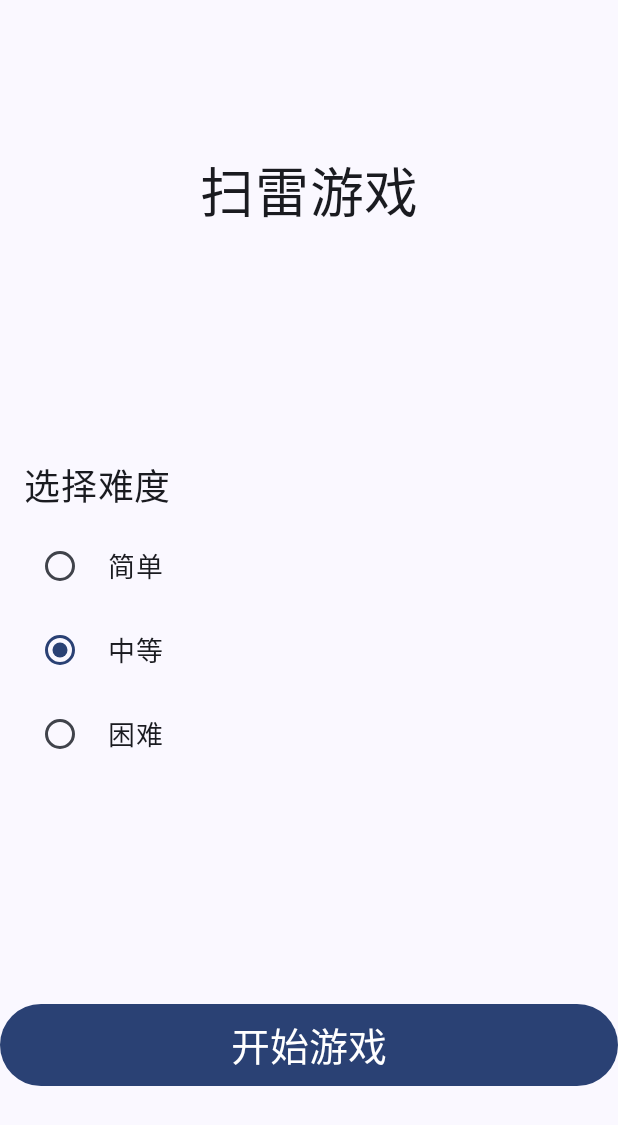
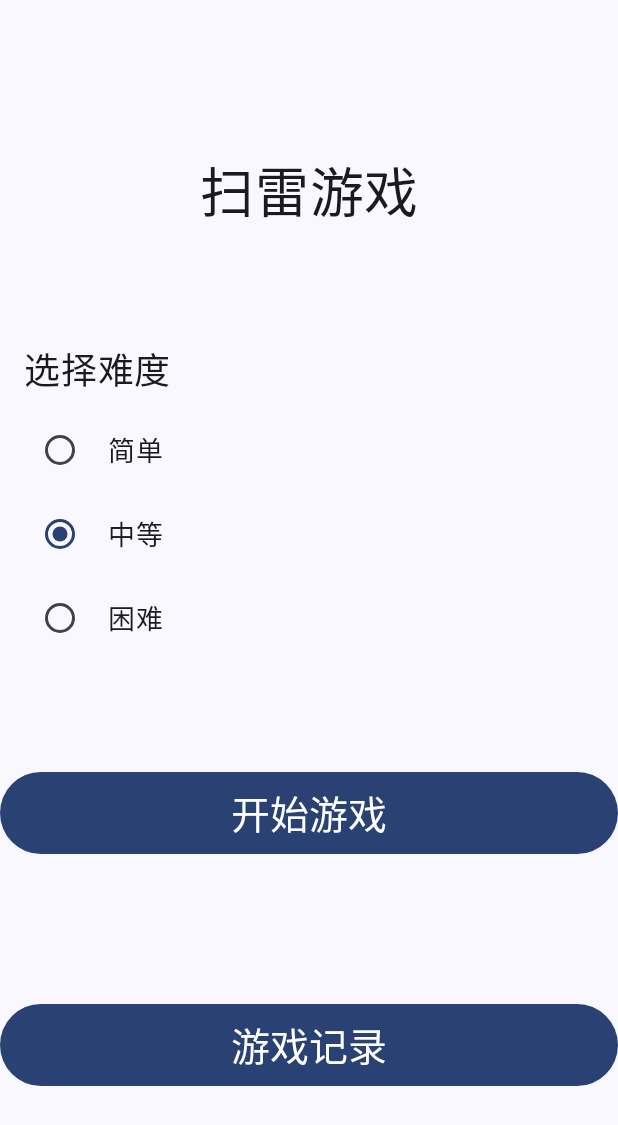
Before and after one commit to aski0006/-, an Android app built with Jetpack Compose: the screen it shows after launch (MainActivity), on a phone screen of 412 x 824 dp. Shown: the top 1125 px of the screen. Run offline under Robolectric (Android 15) with nearby library versions, the phone set to English and light mode, and no system bars.

Commit message:
更新GameActivity和ArchivesActivity两个页面，同时更新AndroidManifest.xml

```diff
--- a/SaoLei_Game/app/src/main/AndroidManifest.xml
+++ b/SaoLei_Game/app/src/main/AndroidManifest.xml
@@ -11,12 +11,16 @@
         android:roundIcon="@mipmap/ic_launcher_round"
         android:supportsRtl="true"
         android:theme="@style/Theme.Project"
-        tools:targetApi="31">
+        tools:targetApi="31"
+        tools:ignore="ObsoleteSdkInt">
+        <activity android:name=".GameActivity" />
+        <activity android:name=".ArchivesActivity" />
         <activity
             android:name=".MainActivity"
             android:exported="true"
             android:label="@string/app_name"
-            android:theme="@style/Theme.Project">
+            android:theme="@style/Theme.Project"
+            tools:ignore="RedundantLabel">
             <intent-filter>
                 <action android:name="android.intent.action.MAIN" />
 
--- a/SaoLei_Game/app/src/main/java/com/example/project/ui/theme/ArchivesActivity.kt
+++ b/SaoLei_Game/app/src/main/java/com/example/project/ArchivesActivity.kt
@@ -1,4 +1,4 @@
-package com.example.project.ui.theme
+package com.example.project
 
 import android.os.Bundle
 import androidx.activity.ComponentActivity
--- a/SaoLei_Game/app/src/main/java/com/example/project/MainActivity.kt
+++ b/SaoLei_Game/app/src/main/java/com/example/project/MainActivity.kt
@@ -53,41 +53,55 @@ enum class Difficulty(val gridSize: Int, val mineNumber: Int) {
     HARD(12, 20)
 }
 
+/**
+ * 主活动类，应用的入口点。
+ *
+ * 该类负责设置应用的主题，布局以及初始状态。它包含游戏标题、难度面板、开始游戏按钮和档案按钮。
+ */
 class MainActivity : ComponentActivity() {
+
+    /**
+     * 活动创建时调用。
+     *
+     * 在此方法中设置应用的界面，初始化状态，并定义用户交互的组件。
+     *
+     * @param savedInstanceState 如果活动之前被销毁并且正在重新创建，则此包裹中包含先前保存的状态。
+     */
     override fun onCreate(savedInstanceState: Bundle?) {
         super.onCreate(savedInstanceState)
-        enableEdgeToEdge()
+        enableEdgeToEdge() // 启用全屏边缘模式
+
         setContent {
-            ProjectTheme {
-                Scaffold(modifier = Modifier.fillMaxSize()) { innerPadding ->
-                    val context = LocalContext.current
-                    val difficulty = remember { mutableStateOf(Difficulty.MEDIUM) }
+            ProjectTheme { // 应用自定义主题
+                Scaffold(modifier = Modifier.fillMaxSize()) { innerPadding -> // 使用 Scaffold 安排内容
+                    val context = LocalContext.current // 获取当前上下文
+                    val difficulty = remember { mutableStateOf(Difficulty.MEDIUM) } // 初始难度状态为中等
+
                     Column(
                         modifier = Modifier
-                            .padding(innerPadding)
-                            .fillMaxSize(),
-                        horizontalAlignment = Alignment.CenterHorizontally
+                            .padding(innerPadding) // 设置内部填充
+                            .fillMaxSize(), // 填充满屏幕
+                        horizontalAlignment = Alignment.CenterHorizontally // 水平居中对齐内容
                     ) {
-                        Spacer(modifier = Modifier.height(100.dp)) // 距离顶部100.dp
+                        Spacer(modifier = Modifier.height(100.dp)) // 顶部间隙100.dp
 
-                        GameTitle()
+                        GameTitle() // 显示游戏标题
 
-                        Spacer(modifier = Modifier.weight(1f)) // 中间隔开
+                        Spacer(modifier = Modifier.weight(1f)) // 中间间隙，权重设置为1f
 
-                        DifficultyPanel(difficulty)
+                        DifficultyPanel(difficulty) // 显示难度选择面板
 
-                        Spacer(modifier = Modifier.weight(1f)) // 中间隔开
+                        Spacer(modifier = Modifier.weight(1f)) // 中间间隙，权重设置为1f
 
-                        GameStartButton(context, difficulty)
+                        GameStartButton(context, difficulty) // 显示开始游戏按钮
+
+                        ArchivesStartButton(context) // 显示查看游戏记录按钮
                     }
                 }
             }
         }
     }
 }
-
-
-
 
 
 @Composable
@@ -123,6 +137,14 @@ fun DifficultyPanel(difficulty: MutableState<Difficulty>) {
     }
 }
 
+/**
+ * 游戏开始按钮的可组合函数。
+ *
+ * 此函数创建一个按钮，点击后将启动游戏活动，并将当前的难度状态参数传递给该活动。
+ *
+ * @param context 当前的上下文，用于启动新的活动。
+ * @param difficulty 当前选中的难度状态的可变引用。
+ */
 @Composable
 fun GameStartButton(context: Context, difficulty: MutableState<Difficulty>) {
     Button(
@@ -144,3 +166,30 @@ fun GameStartButton(context: Context, difficulty: MutableState<Difficulty>) {
         )
     }
 }
+
+/**
+ * 游戏记录按钮的可组合函数。
+ *
+ * 此函数创建一个按钮，点击后将启动游戏记录活动。
+ *
+ * @param context 当前的上下文，用于启动新的活动。
+ */
+@Composable
+fun ArchivesStartButton(context: Context){
+    Button(
+        onClick = {
+            val intent = Intent(context, ArchivesActivity::class.java)
+            context.startActivity(intent)
+        },
+        modifier = Modifier
+            .fillMaxWidth()
+            .padding(bottom = 100.dp)
+    ) {
+        Text(
+            text = "游戏记录",
+            fontSize = 26.sp,
+            fontFamily = FontFamily.Serif,
+            textAlign = TextAlign.Center
+        )
+    }
+}
```
